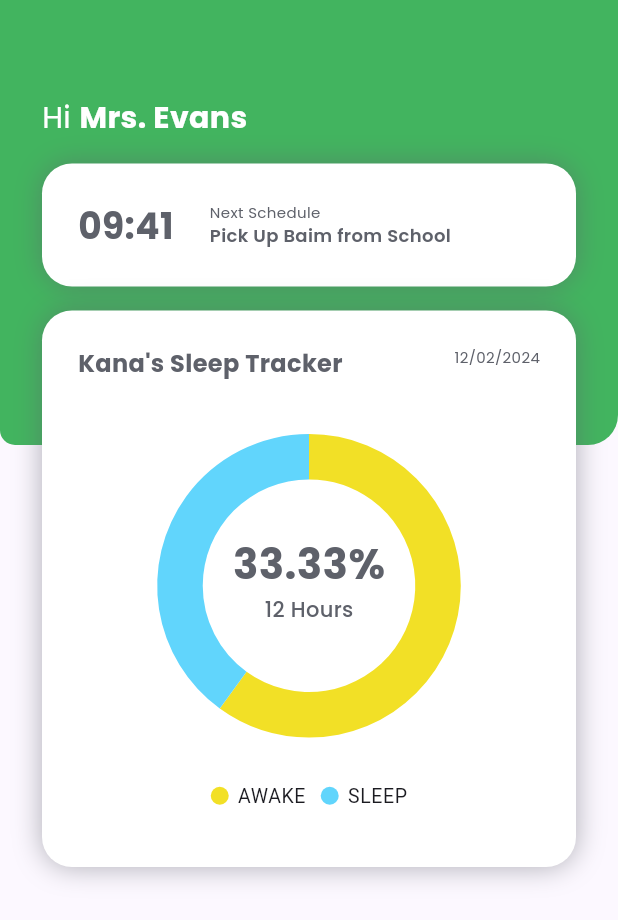
After one commit to SiKAT-FindIT/kiddy, a Flutter app: the MenuPage screen opened directly, on a phone screen of 412 x 824 dp. The commit adds this screen. Shown: the top 920 px of the screen. Run offline on Flutter 3.47's test engine with Material 3 defaults, Android fonts, the phone set to English and light mode, and no system bars; our stand-ins replace carousel_slider, google_fonts, syncfusion_flutter_charts.

Commit message:
feat: menu page ui, tracking page ui

```diff
--- a/lib/ui/pages/main_page.dart
+++ b/lib/ui/pages/main_page.dart
@@ -3,6 +3,8 @@ import 'package:flutter/material.dart';
 
 // Import Pages
 import 'package:kiddy/ui/pages/home_page.dart';
+import 'package:kiddy/ui/pages/menu_page.dart';
+import 'package:kiddy/ui/pages/tracker_page.dart';
 
 // Import Widgets
 import 'package:kiddy/ui/widgets/bottom_navigation.dart';
@@ -24,9 +26,9 @@ class _MainPageState extends State<MainPage> {
       case 0:
         return const HomePage();
       case 1:
-        return const HomePage();
+        return const MenuPage();
       case 2:
-        return const HomePage();
+        return const TrackerPage();
       case 3:
         return const HomePage();
       default:
--- /dev/null
+++ b/lib/ui/pages/menu_page.dart
@@ -0,0 +1,192 @@
+// Import Packages
+import 'package:flutter/material.dart';
+import 'package:syncfusion_flutter_charts/charts.dart';
+
+// Import Styles
+import 'package:kiddy/shared/theme.dart';
+
+// Import Widgets
+import 'package:kiddy/ui/widgets/custom_card.dart';
+import 'package:kiddy/ui/widgets/header.dart';
+
+class ChartData {
+  ChartData(this.x, this.y);
+
+  final String x;
+  final int y;
+}
+
+class MenuPage extends StatelessWidget {
+  const MenuPage({super.key});
+
+  @override
+  Widget build(BuildContext context) {
+    // Say hi
+    Widget sayHi() {
+      return Row(
+        children: [
+          Text(
+            'Hi ',
+            style: whiteText.copyWith(
+              fontSize: 20,
+            ),
+          ),
+          Text(
+            'Mrs. Evans',
+            style: whiteText.copyWith(fontSize: 20, fontWeight: bold),
+          ),
+        ],
+      );
+    }
+
+    // Current Task
+    Widget currentTask() {
+      return CustomCard(
+        margin: const EdgeInsets.symmetric(vertical: 16),
+        child: Row(
+          children: [
+            Text(
+              '09:41',
+              style: darkGreyText.copyWith(
+                fontSize: 24,
+                fontWeight: bold,
+              ),
+            ),
+            const SizedBox(
+              width: 24,
+            ),
+            Expanded(
+              child: Column(
+                crossAxisAlignment: CrossAxisAlignment.start,
+                children: [
+                  Text(
+                    'Next Schedule',
+                    style: darkGreyText.copyWith(
+                      fontSize: 10,
+                    ),
+                  ),
+                  Text(
+                    'Pick Up Baim from School',
+                    overflow: TextOverflow.ellipsis,
+                    style: darkGreyText.copyWith(
+                      fontSize: 12,
+                      fontWeight: semibold,
+                    ),
+                  ),
+                ],
+              ),
+            )
+          ],
+        ),
+      );
+    }
+
+    // Sleep Chart
+    Widget sleepChart() {
+      return CustomCard(
+        margin: const EdgeInsets.only(bottom: 16),
+        child: Column(
+          children: [
+            Row(
+              crossAxisAlignment: CrossAxisAlignment.start,
+              mainAxisAlignment: MainAxisAlignment.spaceBetween,
+              children: [
+                Text(
+                  'Kana\'s Sleep Tracker',
+                  style: darkGreyText.copyWith(
+                    fontSize: 16,
+                    fontWeight: bold,
+                  ),
+                ),
+                Text(
+                  '12/02/2024',
+                  style: darkGreyText.copyWith(
+                    fontSize: 10,
+                  ),
+                ),
+              ],
+            ),
+            Stack(
+              alignment: Alignment.center,
+              children: [
+                Container(
+                  padding: const EdgeInsets.only(bottom: 36),
+                  child: Column(
+                    children: [
+                      Text(
+                        '${double.parse('${8 / 24 * 100}').toStringAsFixed(2)}%',
+                        style: darkGreyText.copyWith(
+                          fontSize: 28,
+                          fontWeight: bold,
+                        ),
+                      ),
+                      Text(
+                        '12 Hours',
+                        style: darkGreyText.copyWith(
+                          fontWeight: medium,
+                        ),
+                      ),
+                    ],
+                  ),
+                ),
+                SfCircularChart(
+                  tooltipBehavior: TooltipBehavior(enable: true),
+                  legend: const Legend(
+                    isVisible: true,
+                    position: LegendPosition.bottom,
+                  ),
+                  palette: [
+                    darkYellowColor,
+                    blueColor,
+                  ],
+                  series: <CircularSeries<ChartData, String>>[
+                    DoughnutSeries<ChartData, String>(
+                      dataSource: [
+                        ChartData('AWAKE', 12),
+                        ChartData('SLEEP', 8),
+                      ],
+                      xValueMapper: (ChartData data, _) => data.x,
+                      yValueMapper: (ChartData data, _) => data.y,
+                      innerRadius: '70%',
+                      name: 'Sleep Tracker',
+                    )
+                  ],
+                ),
+              ],
+            )
+          ],
+        ),
+      );
+    }
+
+    // render body
+    Widget body() {
+      return SafeArea(
+        child: ListView(
+          padding: const EdgeInsets.only(
+            top: 64,
+            bottom: 100,
+            right: 28,
+            left: 28,
+          ),
+          children: [
+            sayHi(),
+            currentTask(),
+            sleepChart(),
+          ],
+        ),
+      );
+    }
+
+    return Scaffold(
+      body: Stack(
+        children: [
+          Header(
+            color: darkGreenColor,
+          ),
+          body(),
+        ],
+      ),
+    );
+  }
+}
--- /dev/null
+++ b/lib/ui/widgets/custom_card.dart
@@ -0,0 +1,24 @@
+import 'package:flutter/material.dart';
+import 'package:kiddy/shared/theme.dart';
+
+class CustomCard extends StatelessWidget {
+  const CustomCard({super.key, this.child, this.margin});
+
+  final Widget? child;
+  final EdgeInsetsGeometry? margin;
+
+  @override
+  Widget build(BuildContext context) {
+    return Container(
+      padding: const EdgeInsets.all(24),
+      margin: margin,
+      width: double.infinity,
+      decoration: BoxDecoration(
+        color: whiteColor,
+        boxShadow: cardShadow,
+        borderRadius: BorderRadius.circular(20),
+      ),
+      child: child,
+    );
+  }
+}
--- /dev/null
+++ b/lib/ui/widgets/header.dart
@@ -0,0 +1,22 @@
+import 'package:flutter/material.dart';
+
+class Header extends StatelessWidget {
+  const Header({super.key, required this.color});
+
+  final Color color;
+
+  @override
+  Widget build(BuildContext context) {
+    return Container(
+      width: double.infinity,
+      height: MediaQuery.of(context).size.height * 0.36,
+      decoration: BoxDecoration(
+        color: color,
+        borderRadius: const BorderRadius.only(
+          bottomLeft: Radius.circular(10),
+          bottomRight: Radius.circular(20),
+        ),
+      ),
+    );
+  }
+}
--- a/pubspec.yaml
+++ b/pubspec.yaml
@@ -28,11 +28,13 @@ environment:
 # the latest version available on pub.dev. To see which dependencies have newer
 # versions available, run `flutter pub outdated`.
 dependencies:
+  carousel_slider: ^4.2.1
   cupertino_icons: ^1.0.6
   flutter:
     sdk: flutter
   google_fonts: ^6.2.1
   provider: ^6.1.2
+  syncfusion_flutter_charts: ^25.1.41+1
 
 dev_dependencies:
   flutter_lints: ^3.0.0
```
Also changed, not shown: lib/ui/pages/home_page.dart (+6 -1 lines), lib/ui/pages/tracker_page.dart (added, +283 -0 lines), lib/ui/widgets/navigation_item.dart (+5 -2 lines), pubspec.lock.
